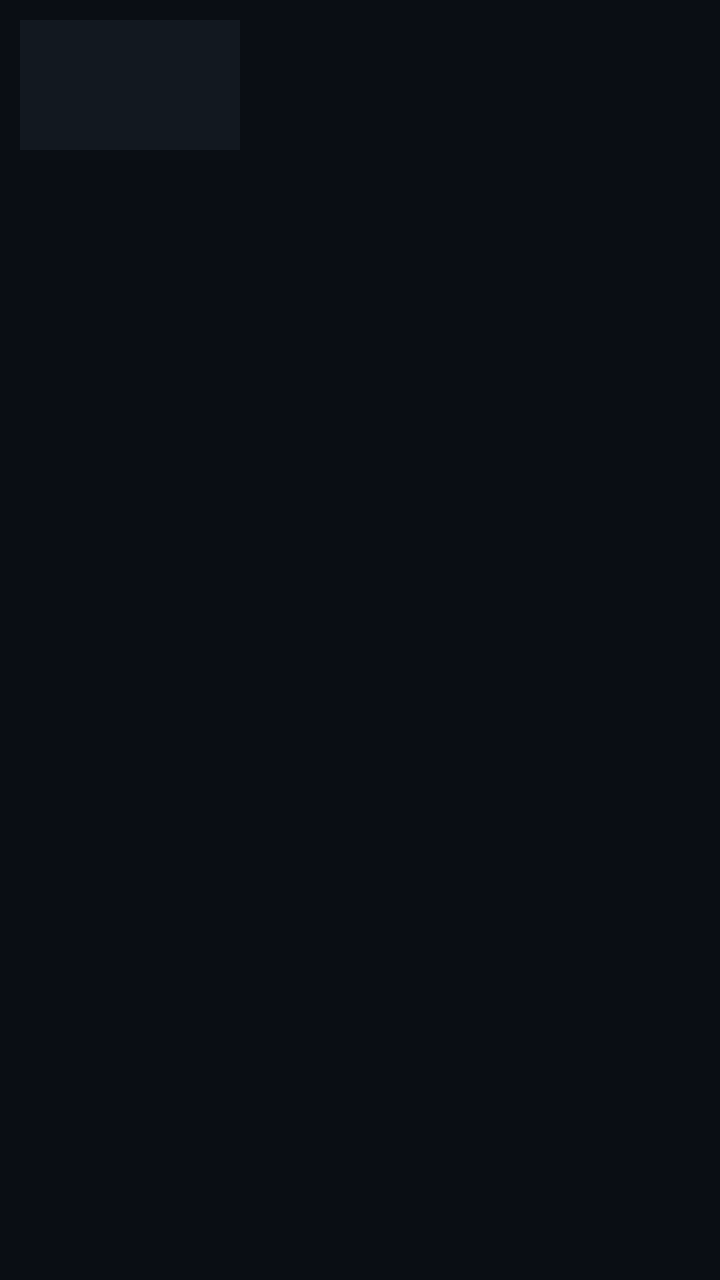
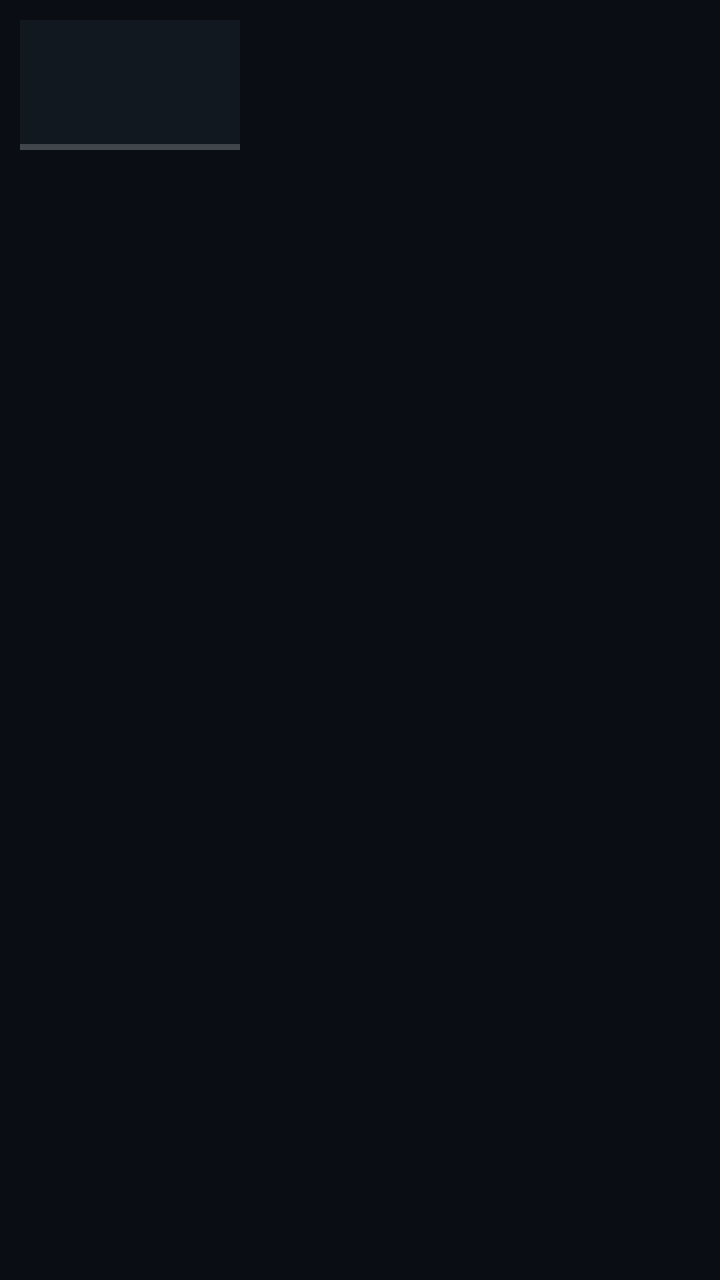

An Android layout rendered at two revisions. The XML below is the earlier revision; the diff shows what the commit changed to produce the second picture.
<!-- AndroidManifest.xml: application theme Theme.JOX3TV -->
<!-- res/layout/item_episode.xml -->
<?xml version="1.0" encoding="utf-8"?>
<LinearLayout xmlns:android="http://schemas.android.com/apk/res/android"
    android:layout_width="match_parent"
    android:layout_height="wrap_content"
    android:orientation="horizontal"
    android:padding="10dp"
    android:gravity="top"
    android:background="?attr/selectableItemBackground">

    
    <FrameLayout
        android:layout_width="110dp"
        android:layout_height="65dp"
        android:layout_marginEnd="12dp">

        <ImageView
            android:id="@+id/iv_thumb"
            android:layout_width="match_parent"
            android:layout_height="match_parent"
            android:scaleType="centerCrop"
            android:background="@color/bg3"/>

        <TextView
            android:id="@+id/tv_thumb_ph"
            android:layout_width="match_parent"
            android:layout_height="match_parent"
            android:gravity="center"
            android:text="▶"
            android:textSize="24sp"
            android:textColor="@color/muted"
            android:visibility="gone"/>

    </FrameLayout>

    
    <LinearLayout
        android:layout_width="0dp"
        android:layout_height="wrap_content"
        android:layout_weight="1"
        android:orientation="vertical">

        <TextView
            android:id="@+id/tv_title"
            android:layout_width="match_parent"
            android:layout_height="wrap_content"
            android:textSize="13sp"
            android:textStyle="bold"
            android:textColor="@color/text"
            android:maxLines="2"
            android:ellipsize="end"/>

        <TextView
            android:id="@+id/tv_plot"
            android:layout_width="match_parent"
            android:layout_height="wrap_content"
            android:textSize="11sp"
            android:textColor="@color/muted2"
            android:layout_marginTop="4dp"
            android:maxLines="2"
            android:ellipsize="end"/>

    </LinearLayout>

</LinearLayout>
<!-- resources referenced by this layout -->
<resources>
  <color name="bg3">#121820</color>
  <color name="muted">#4A7A8A</color>
  <color name="muted2">#7AB8CC</color>
  <color name="text">#E0F4FF</color>
  <style name="Theme.JOX3TV" parent="Theme.MaterialComponents.NoActionBar">
          <item name="colorPrimary">@color/accent</item>
          <item name="colorPrimaryDark">@color/bg</item>
          <item name="colorAccent">@color/accent2</item>
          <item name="android:windowBackground">@color/bg</item>
          <item name="android:statusBarColor">@color/bg</item>
          <item name="android:navigationBarColor">@color/bg</item>
          <item name="android:textColor">@color/text</item>
      </style>
  <color name="accent">#00D4FF</color>
  <color name="bg">#0a0e14</color>
  <color name="accent2">#00FF88</color>
</resources>

<!-- the commit's change to res/layout/item_episode.xml (unified diff, before → after) -->
@@ -30,6 +30,42 @@
             android:textColor="@color/muted"
             android:visibility="gone"/>
 
+        
+        <FrameLayout
+            android:layout_width="match_parent"
+            android:layout_height="3dp"
+            android:layout_gravity="bottom">
+
+            <View
+                android:layout_width="match_parent"
+                android:layout_height="match_parent"
+                android:background="#33FFFFFF"/>
+
+            <View
+                android:id="@+id/episode_progress_bar"
+                android:layout_width="0dp"
+                android:layout_height="match_parent"
+                android:background="@color/accent"
+                android:visibility="gone"/>
+
+        </FrameLayout>
+
+        
+        <TextView
+            android:id="@+id/tv_watched"
+            android:layout_width="wrap_content"
+            android:layout_height="wrap_content"
+            android:layout_gravity="top|end"
+            android:layout_margin="3dp"
+            android:text="✓"
+            android:textSize="10sp"
+            android:textStyle="bold"
+            android:textColor="#000000"
+            android:background="@color/accent"
+            android:paddingStart="3dp"
+            android:paddingEnd="3dp"
+            android:visibility="gone"/>
+
     </FrameLayout>
 
     
@@ -59,6 +95,16 @@
             android:maxLines="2"
             android:ellipsize="end"/>
 
+        
+        <TextView
+            android:id="@+id/tv_progress_label"
+            android:layout_width="wrap_content"
+            android:layout_height="wrap_content"
+            android:textSize="10sp"
+            android:textColor="@color/accent"
+            android:layout_marginTop="4dp"
+            android:visibility="gone"/>
+
     </LinearLayout>
 
 </LinearLayout>
<!-- resource entries referenced after the edit -->
@@ -1,5 +1,6 @@
 <!-- resources referenced by this layout -->
 <resources>
+  <color name="accent">#00D4FF</color>
   <color name="bg3">#121820</color>
   <color name="muted">#4A7A8A</color>
   <color name="muted2">#7AB8CC</color>
@@ -13,7 +14,6 @@
           <item name="android:navigationBarColor">@color/bg</item>
           <item name="android:textColor">@color/text</item>
       </style>
-  <color name="accent">#00D4FF</color>
   <color name="bg">#0a0e14</color>
   <color name="accent2">#00FF88</color>
 </resources>
